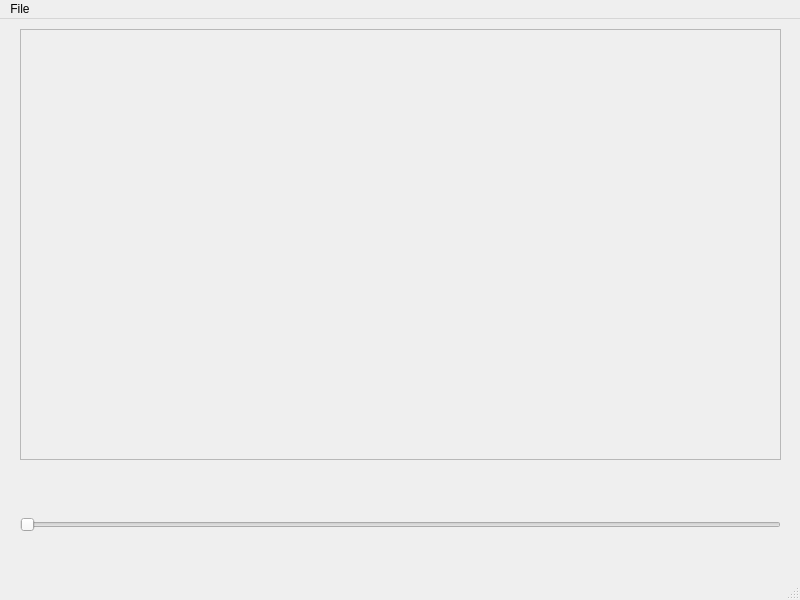
This is Display.ui in tjssmy/CuviewerPy as Qt 5 draws it before an edit. The edited form follows.
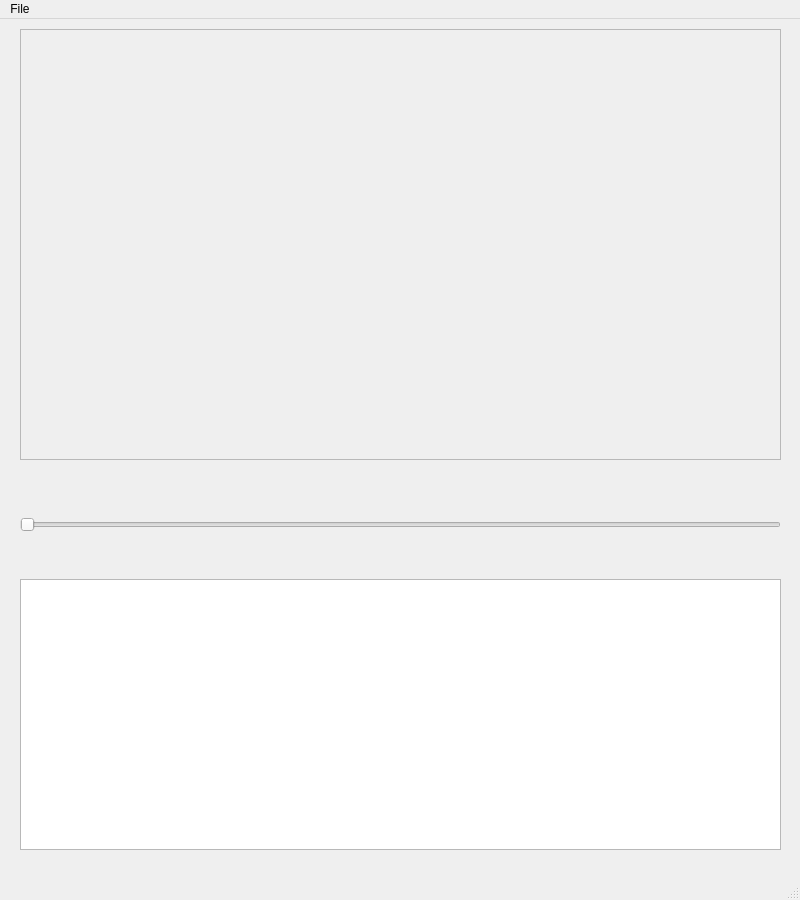
This is the edited form.

Commit message: Ability to read files from the GUI.

The edit to the form file:
```diff
--- a/Display.ui
+++ b/Display.ui
@@ -7,7 +7,7 @@
     <x>0</x>
     <y>0</y>
     <width>800</width>
-    <height>600</height>
+    <height>900</height>
    </rect>
   </property>
   <property name="windowTitle">
@@ -43,6 +43,22 @@
      <enum>Qt::Horizontal</enum>
     </property>
    </widget>
+   <widget class="QTextBrowser" name="textBrowser">
+    <property name="geometry">
+     <rect>
+      <x>20</x>
+      <y>560</y>
+      <width>761</width>
+      <height>271</height>
+     </rect>
+    </property>
+    <property name="sizePolicy">
+     <sizepolicy hsizetype="Preferred" vsizetype="Preferred">
+      <horstretch>0</horstretch>
+      <verstretch>0</verstretch>
+     </sizepolicy>
+    </property>
+   </widget>
   </widget>
   <widget class="QMenuBar" name="menubar">
    <property name="geometry">
```
Left out of the diff: 8 changed lines with no effect on the pictures. The commit also changes 4 other files.
